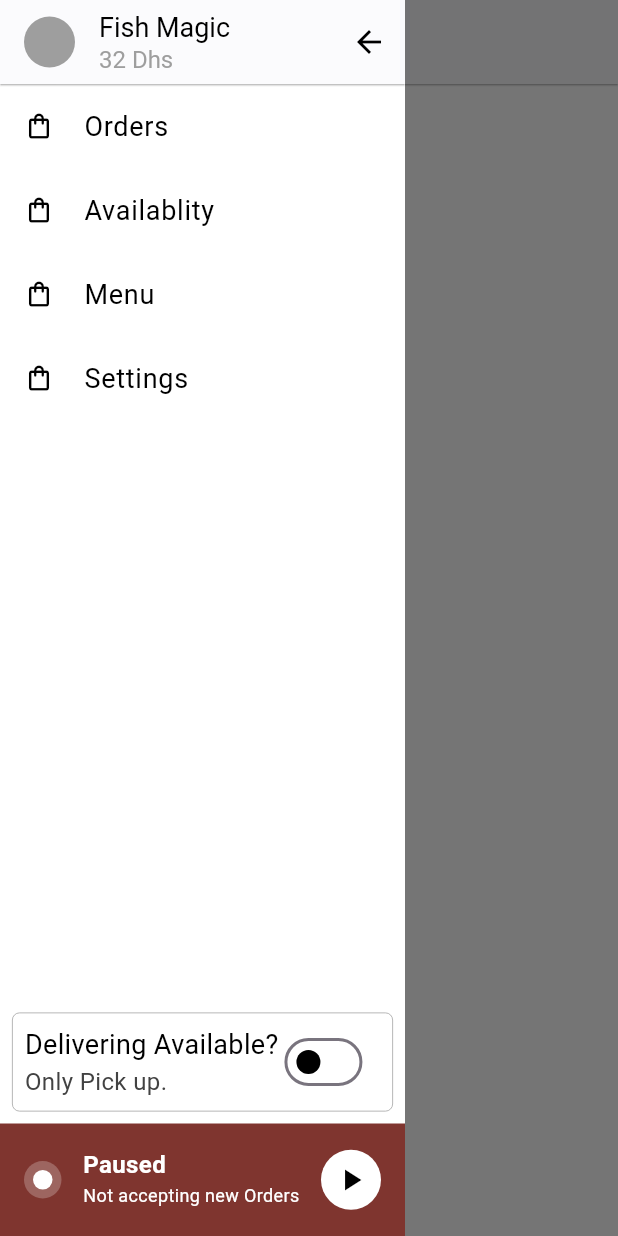
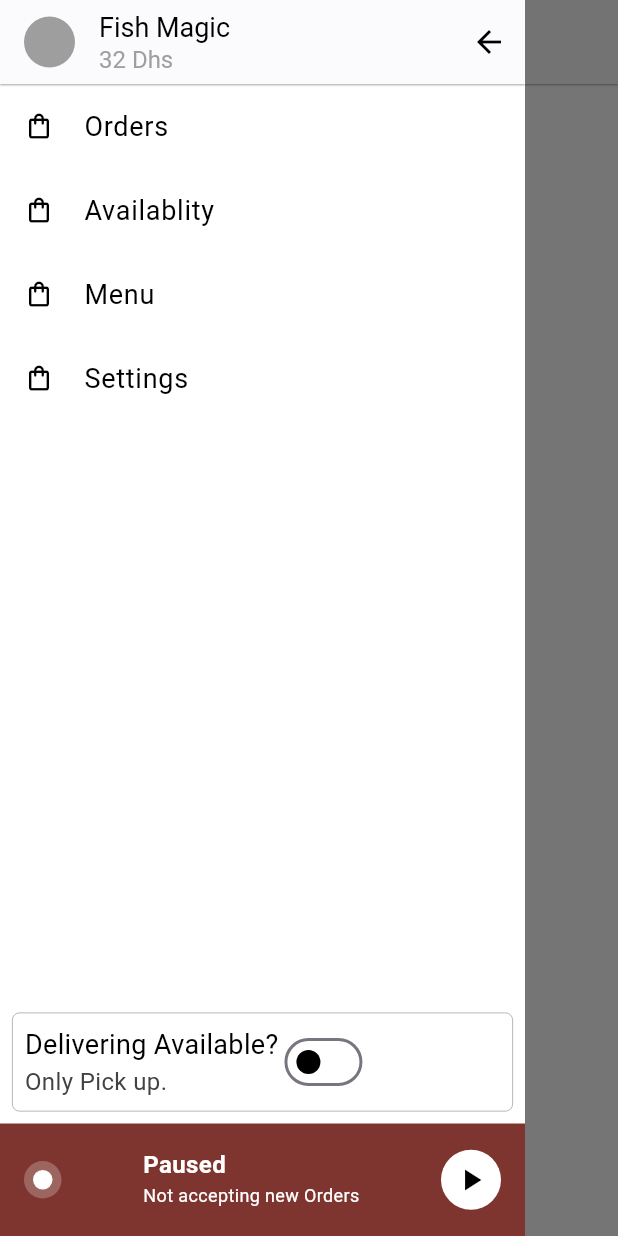
Before and after one commit to heloufra/monolo, a Flutter app: the OrdersPage screen opened directly, with the side drawer open, on a phone screen of 412 x 824 dp. Run offline on Flutter 3.47's test engine with Material 3 defaults, Android fonts, the phone set to English and light mode, and no system bars; drawn by our look-alikes of toastification; our stand-ins replace flutter_dotenv, flutter_secure_storage, geolocator, google_maps_flutter, google_sign_in, image_picker and 4 more; accounts and stored records are empty.

Commit message:
commit success

```diff
--- a/olo/lib/pagess/admin_dashboard/orders.dart
+++ b/olo/lib/pagess/admin_dashboard/orders.dart
@@ -14,7 +14,7 @@ class _OrdersPageState extends State<OrdersPage> {
     return Scaffold(
       drawer: const Drawer(
         shape: RoundedRectangleBorder(borderRadius: BorderRadius.zero),
-        width: 270,
+        width: 350,
         child: DrawerPage(),
       ),
       appBar: AppBar(
```
